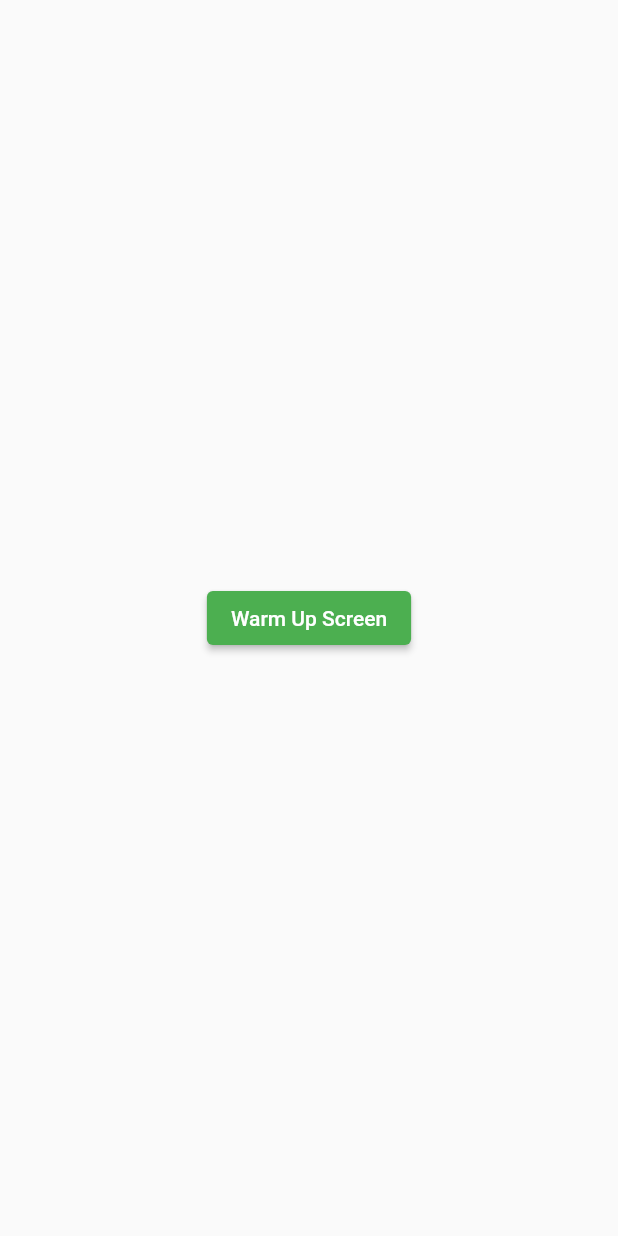
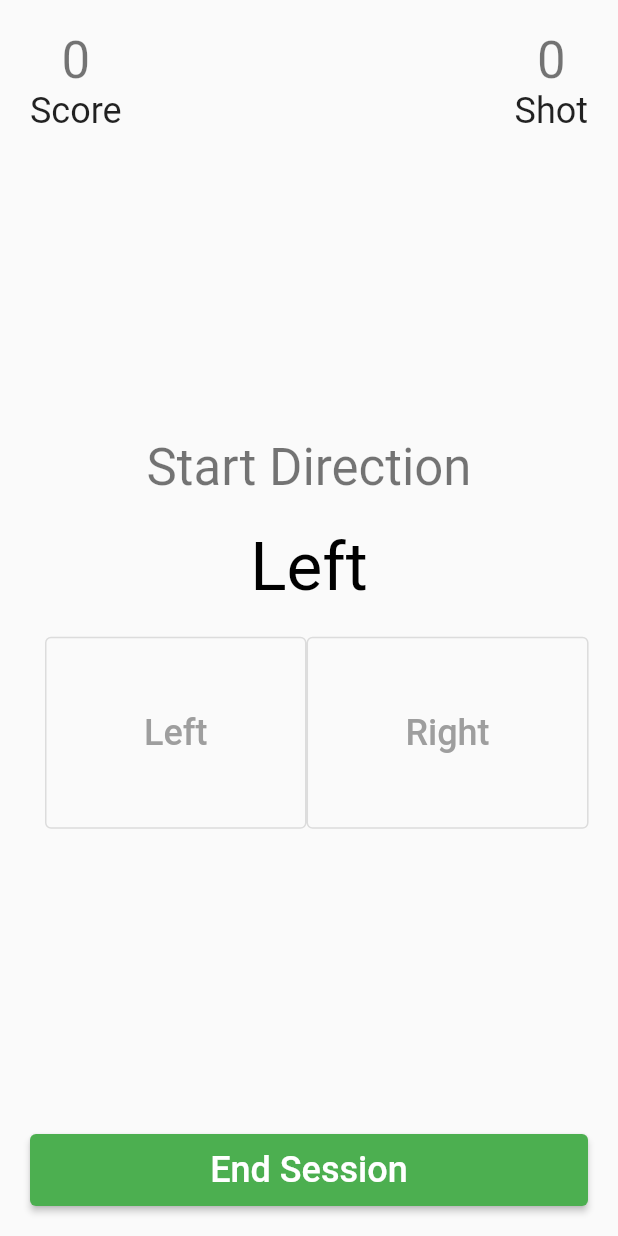
Before and after one commit to davidcaseria/shotshapingpractice, a Flutter app: the WarmUpScreen screen opened directly, on a phone screen of 412 x 824 dp. Run offline on Flutter 3.47's test engine with Material 2 defaults, Android fonts, the phone set to English and light mode, and no system bars; our stand-ins replace sqflite, sqflite_common_ffi; accounts and stored records are empty.

Commit message:
Working db implementation

```diff
--- a/lib/components.dart
+++ b/lib/components.dart
@@ -1,4 +1,5 @@
 import 'package:flutter/material.dart';
+import 'package:shotshapingpractice/db.dart';
 
 class MenuButton extends StatelessWidget {
   final IconData icon;
@@ -31,3 +32,155 @@ class MenuButton extends StatelessWidget {
     );
   }
 }
+
+class Scorecard extends StatelessWidget {
+  final int score;
+  final int shot;
+  const Scorecard({super.key, required this.score, required this.shot});
+
+  @override
+  Widget build(BuildContext context) {
+    return Row(
+      crossAxisAlignment: CrossAxisAlignment.center,
+      mainAxisAlignment: MainAxisAlignment.spaceBetween,
+      children: <Widget>[
+        ScorecardItem(label: 'Score', value: score),
+        ScorecardItem(label: 'Shot', value: shot),
+      ],
+    );
+  }
+}
+
+class ScorecardItem extends StatelessWidget {
+  final String label;
+  final int value;
+  const ScorecardItem({super.key, required this.label, required this.value});
+
+  @override
+  Widget build(BuildContext context) {
+    return Column(
+      children: <Widget>[
+        Text(
+          '$value',
+          style: Theme.of(context).textTheme.headline4,
+        ),
+        Text(
+          label,
+          style: Theme.of(context).textTheme.headline5,
+        )
+      ],
+    );
+  }
+}
+
+typedef DirectionCallback = Function(Direction direction);
+
+class DirectionCard extends StatefulWidget {
+  final DirectionCallback callback;
+  final String label;
+  final Direction direction;
+  const DirectionCard(
+      {super.key,
+      required this.callback,
+      required this.label,
+      required this.direction});
+
+  @override
+  State<StatefulWidget> createState() => _DirectionCardState();
+}
+
+class _DirectionCardState extends State<DirectionCard> {
+  Direction? actualDirection;
+  @override
+  Widget build(BuildContext context) {
+    return Column(
+      children: <Widget>[
+        Padding(
+            padding: const EdgeInsets.all(10),
+            child: Text(
+              widget.label,
+              style: Theme.of(context).textTheme.headline4,
+            )),
+        Padding(
+            padding: const EdgeInsets.all(10),
+            child: Text(
+              widget.direction.label(),
+              style: Theme.of(context)
+                  .textTheme
+                  .headline3
+                  ?.apply(color: Colors.black),
+            )),
+        Padding(
+            padding: const EdgeInsets.all(10),
+            child: DirectionCardRadioGroup(
+                callback: (direction) => setState(() {
+                      actualDirection = direction;
+                      widget.callback(direction);
+                    }),
+                expectedDirection: widget.direction,
+                actualDirection: actualDirection))
+      ],
+    );
+  }
+}
+
+class DirectionCardRadioGroup extends StatelessWidget {
+  final DirectionCallback callback;
+  final Direction expectedDirection;
+  final Direction? actualDirection;
+  const DirectionCardRadioGroup(
+      {super.key,
+      required this.callback,
+      required this.expectedDirection,
+      required this.actualDirection});
+
+  Color _color(Direction direction) {
+    if (actualDirection == null || direction != actualDirection) {
+      return Colors.grey;
+    } else if (direction == actualDirection && direction == expectedDirection) {
+      return Colors.green;
+    } else {
+      return Colors.red;
+    }
+  }
+
+  @override
+  Widget build(BuildContext context) {
+    return Row(
+      mainAxisAlignment: MainAxisAlignment.spaceEvenly,
+      children: <Widget>[
+        DirectionCardRadioButton(
+            direction: Direction.left,
+            callback: (() => callback(Direction.left)),
+            color: _color(Direction.left)),
+        DirectionCardRadioButton(
+            direction: Direction.right,
+            callback: (() => callback(Direction.right)),
+            color: _color(Direction.right)),
+      ],
+    );
+  }
+}
+
+class DirectionCardRadioButton extends StatelessWidget {
+  final Direction direction;
+  final VoidCallback callback;
+  final Color color;
+  const DirectionCardRadioButton(
+      {super.key,
+      required this.direction,
+      required this.callback,
+      required this.color});
+
+  @override
+  Widget build(BuildContext context) {
+    return OutlinedButton(
+        onPressed: () => callback(),
+        child: Padding(
+            padding: const EdgeInsets.all(50),
+            child: Text(
+              direction.label(),
+              style: TextStyle(fontSize: 24, color: color),
+            )));
+  }
+}
--- /dev/null
+++ b/lib/db.dart
@@ -0,0 +1,160 @@
+import 'dart:io';
+import 'dart:math';
+
+import 'package:sqflite/sqflite.dart';
+import 'package:sqflite_common_ffi/sqflite_ffi.dart';
+
+class DatabaseProvider {
+  static DatabaseProvider? _instance;
+  final Database db;
+
+  static const _name = "shots.db";
+  static const _version = 1;
+
+  static Future<DatabaseProvider> getInstance() async {
+    if (_instance == null) {
+      final database = await _initDatabase();
+      _instance = DatabaseProvider._(database);
+    }
+    return _instance!;
+  }
+
+  DatabaseProvider._(Database database) : db = database;
+
+  static _initDatabase() async {
+    if (Platform.isLinux) {
+      sqfliteFfiInit();
+      databaseFactory = databaseFactoryFfi;
+    }
+    return await openDatabase(_name, version: _version, onCreate: _onCreate);
+  }
+
+  static Future _onCreate(Database db, int version) async {
+    await db.execute('''
+          CREATE TABLE ${WarmUpShotModel.table} (
+            ${WarmUpShotModel.idColumn} INTEGER PRIMARY KEY AUTOINCREMENT,
+            ${WarmUpShotModel.sessionColumn} INTEGER NOT NULL,
+            ${WarmUpShotModel.expectedStartColumn} VARCHAR NOT NULL,
+            ${WarmUpShotModel.actualStartColumn} VARCHAR NOT NULL,
+            ${WarmUpShotModel.pointsColumn} INTEGER NOT NULL
+          );
+
+          CREATE TABLE ${PracticeShotModel.table} (
+            ${PracticeShotModel.idColumn} INTEGER PRIMARY KEY AUTOINCREMENT,
+            ${PracticeShotModel.sessionColumn} INTEGER NOT NULL,
+            ${PracticeShotModel.expectedStartColumn} VARCHAR NOT NULL,
+            ${PracticeShotModel.actualStartColumn} VARCHAR NOT NULL,
+            ${PracticeShotModel.expectedCurveColumn} VARCHAR NOT NULL,
+            ${PracticeShotModel.actualCurveColumn} VARCHAR NOT NULL,
+            ${PracticeShotModel.pointsColumn} INTEGER NOT NULL
+          );
+          ''');
+  }
+}
+
+enum Direction { left, right }
+
+extension DirectionExt on Direction {
+  static Direction fromString(String str) {
+    return Direction.values.firstWhere((e) => e.toString() == 'Direction.$str');
+  }
+
+  static Direction random() {
+    var rnd = Random();
+    return Direction.values[rnd.nextInt(Direction.values.length)];
+  }
+
+  String label() =>
+      '${name[0].toUpperCase()}${name.substring(1).toLowerCase()}';
+}
+
+class WarmUpShot {
+  late int session;
+  late Direction expectedStart;
+  late Direction actualStart;
+  late int points = (expectedStart == actualStart) ? 1 : 0;
+
+  WarmUpShot(this.session, this.expectedStart, this.actualStart);
+
+  WarmUpShot.fromMap(Map<String, dynamic> map) {
+    session = map[WarmUpShotModel.sessionColumn];
+    expectedStart =
+        DirectionExt.fromString(map[WarmUpShotModel.expectedStartColumn]);
+    actualStart =
+        DirectionExt.fromString(map[WarmUpShotModel.actualStartColumn]);
+    points = map[WarmUpShotModel.pointsColumn];
+  }
+
+  Map<String, dynamic> toMap() {
+    return {
+      WarmUpShotModel.sessionColumn: session,
+      WarmUpShotModel.expectedStartColumn: expectedStart.name,
+      WarmUpShotModel.actualStartColumn: actualStart.name,
+      WarmUpShotModel.pointsColumn: points,
+    };
+  }
+
+  Future<int> save(Database db) {
+    return db.insert(WarmUpShotModel.table, toMap());
+  }
+}
+
+class WarmUpShotModel {
+  static const table = 'warm_up_shots';
+  static const idColumn = 'id';
+  static const sessionColumn = 'session';
+  static const expectedStartColumn = 'expected_start';
+  static const actualStartColumn = 'actual_start';
+  static const pointsColumn = 'points';
+}
+
+class PracticeShot {
+  late int session;
+  late Direction expectedStart;
+  late Direction actualStart;
+  late Direction expectedCurve;
+  late Direction actualCurve;
+  late int points = ((expectedStart == actualStart) ? 1 : 0) +
+      ((expectedCurve == actualCurve) ? 1 : 0);
+
+  PracticeShot(this.session, this.expectedStart, this.actualStart,
+      this.expectedCurve, this.actualCurve);
+
+  PracticeShot.fromMap(Map<String, dynamic> map) {
+    session = map[WarmUpShotModel.sessionColumn];
+    expectedStart =
+        DirectionExt.fromString(map[PracticeShotModel.expectedStartColumn]);
+    actualStart =
+        DirectionExt.fromString(map[PracticeShotModel.actualStartColumn]);
+    expectedCurve =
+        DirectionExt.fromString(map[PracticeShotModel.expectedCurveColumn]);
+    actualCurve =
+        DirectionExt.fromString(map[PracticeShotModel.actualCurveColumn]);
+  }
+
+  Map<String, dynamic> toMap() {
+    return {
+      PracticeShotModel.sessionColumn: session,
+      PracticeShotModel.expectedStartColumn: expectedStart,
+      PracticeShotModel.actualStartColumn: actualStart,
+      PracticeShotModel.expectedCurveColumn: expectedCurve,
+      PracticeShotModel.actualCurveColumn: actualCurve,
+      PracticeShotModel.pointsColumn: points,
+    };
+  }
+
+  Future<int> save(Database db) {
+    return db.insert(PracticeShotModel.table, toMap());
+  }
+}
+
+class PracticeShotModel {
+  static const table = 'practice_shots';
+  static const idColumn = 'id';
+  static const sessionColumn = 'session';
+  static const expectedStartColumn = 'expected_start';
+  static const actualStartColumn = 'actual_start';
+  static const expectedCurveColumn = 'expected_curve';
+  static const actualCurveColumn = 'actual_curve';
+  static const pointsColumn = 'points';
+}
--- a/lib/screens.dart
+++ b/lib/screens.dart
@@ -1,5 +1,6 @@
 import 'package:flutter/material.dart';
 import 'package:shotshapingpractice/components.dart';
+import 'package:shotshapingpractice/db.dart';
 
 class HomeScreen extends StatelessWidget {
   const HomeScreen({super.key});
@@ -30,17 +31,62 @@ class HomeScreen extends StatelessWidget {
   }
 }
 
-class WarmUpScreen extends StatelessWidget {
+class WarmUpScreen extends StatefulWidget {
   const WarmUpScreen({super.key});
+
+  @override
+  State<StatefulWidget> createState() => _WarmUpScreenState();
+}
+
+class _WarmUpScreenState extends State<WarmUpScreen> {
+  Direction startDirection = DirectionExt.random();
+  int session = DateTime.now().millisecondsSinceEpoch;
+  int score = 0;
+  int shot = 0;
+
+  Future<int> _saveShot(Direction direction) async {
+    final provider = await DatabaseProvider.getInstance();
+    return await WarmUpShot(session, startDirection, direction)
+        .save(provider.db);
+  }
 
   @override
   Widget build(BuildContext context) {
     return Scaffold(
-        body: Center(
-            child: ElevatedButton(
-      onPressed: () => Navigator.pop(context),
-      child: const Text('Warm Up Screen'),
-    )));
+      body: Padding(
+        padding: const EdgeInsets.all(20),
+        child: Column(
+            mainAxisAlignment: MainAxisAlignment.spaceBetween,
+            crossAxisAlignment: CrossAxisAlignment.stretch,
+            children: <Widget>[
+              Scorecard(score: score, shot: shot),
+              DirectionCard(
+                  callback: (direction) {
+                    _saveShot(direction);
+                    int points = 0;
+                    if (direction == startDirection) {
+                      points++;
+                    }
+                    setState(() {
+                      score += points;
+                      shot++;
+                      startDirection = DirectionExt.random();
+                    });
+                  },
+                  label: 'Start Direction',
+                  direction: startDirection),
+              ElevatedButton(
+                onPressed: () => Navigator.pop(context),
+                child: const Padding(
+                    padding: EdgeInsets.only(top: 10, bottom: 10),
+                    child: Text(
+                      'End Session',
+                      style: TextStyle(fontSize: 24),
+                    )),
+              )
+            ]),
+      ),
+    );
   }
 }
 
--- a/pubspec.yaml
+++ b/pubspec.yaml
@@ -31,7 +31,8 @@ environment:
 dependencies:
   flutter:
     sdk: flutter
-
+  sqflite:
+  sqflite_common_ffi:
 
   # The following adds the Cupertino Icons font to your application.
   # Use with the CupertinoIcons class for iOS style icons.
```
Also changed, not shown: pubspec.lock.
